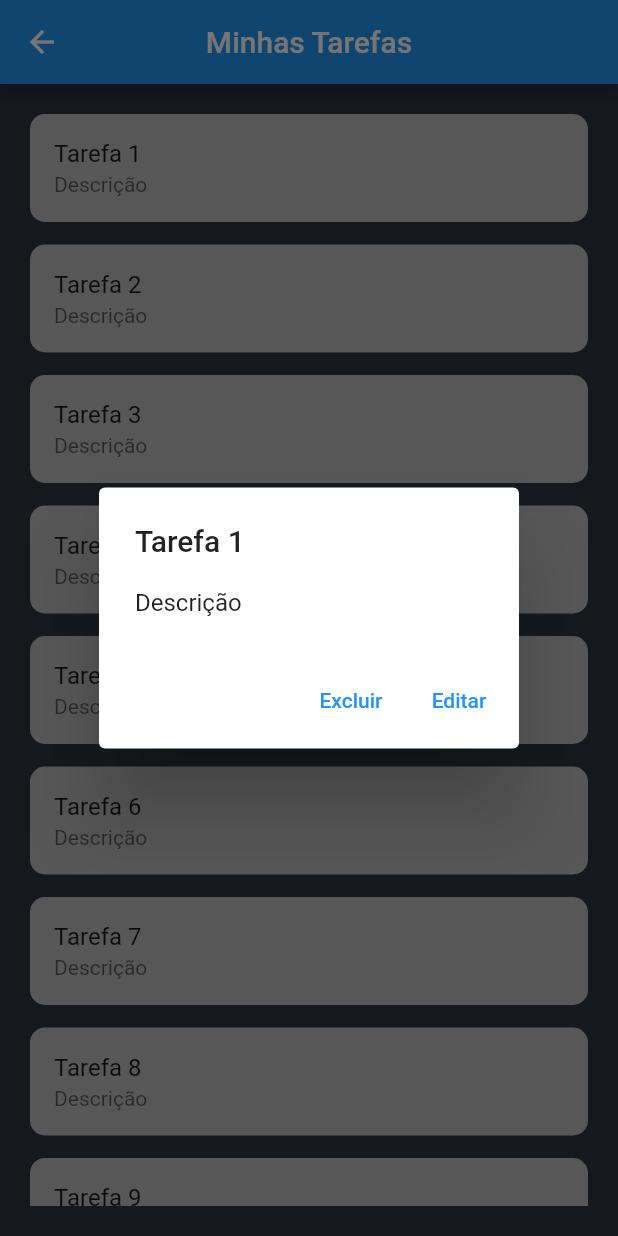
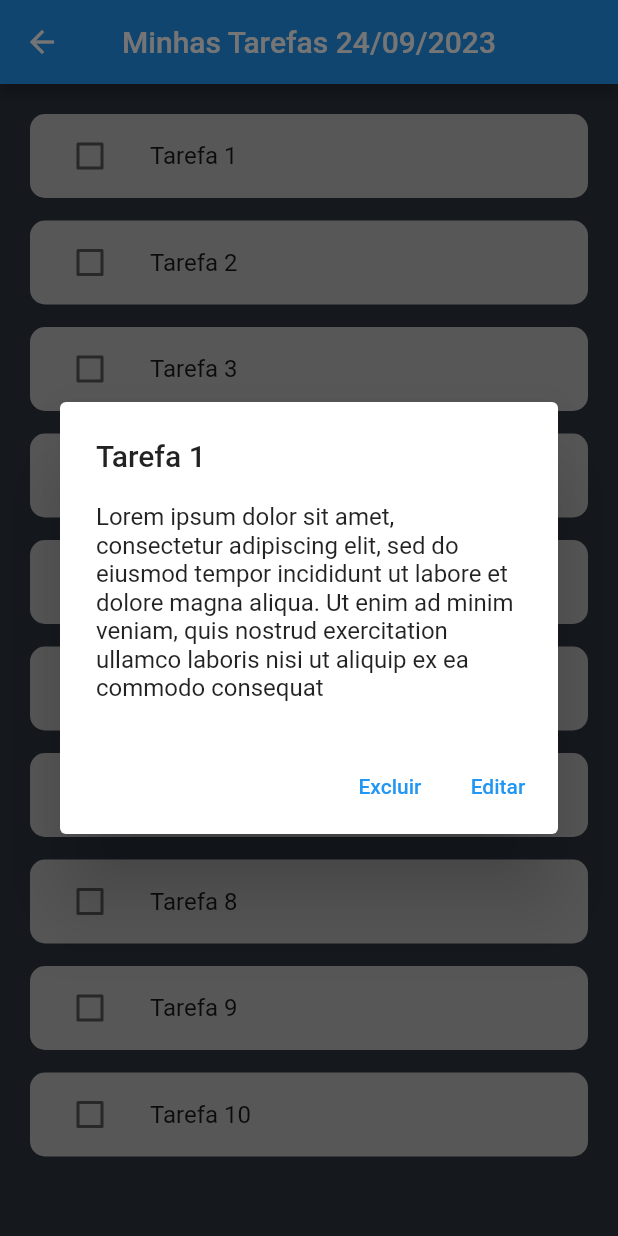
Before and after one commit to SauloMFreitas/LDDM-Projeto, a Flutter app: the Lista screen opened directly, after a tap on an icon or button, on a phone screen of 412 x 824 dp. Run offline on Flutter 3.47's test engine with Material 2 defaults, Android fonts, the phone set to English and light mode, and no system bars; our stand-ins replace percent_indicator, table_calendar.

Commit message:
Add files via upload

```diff
--- a/Myplanner/lib/Calendario.dart
+++ b/Myplanner/lib/Calendario.dart
@@ -46,8 +46,8 @@ class _CalendarioState extends State<Calendario> {
               ),
 
               weekendDecoration: BoxDecoration(
-                color: Colors.white,
-                shape: BoxShape.circle,
+                //color: Colors.white,
+                //shape: BoxShape.circle,
               ),
 
               defaultTextStyle: AppStyles.bodyTextStyle,
@@ -73,7 +73,7 @@ class _CalendarioState extends State<Calendario> {
               Navigator.push(
                 context,
                 MaterialPageRoute(
-                  builder: (context) => Lista()
+                  builder: (context) => Lista(dataSelecionada: _selectedDay)
                 ),
               );
             },
--- /dev/null
+++ b/Myplanner/lib/ClassTarefa.dart
@@ -0,0 +1,15 @@
+class Tarefa {
+  String categoria;
+  String nomeTarefa;
+  String data;
+  String notificacao;
+  String descricao;
+
+  Tarefa({
+    required this.categoria,
+    required this.nomeTarefa,
+    required this.data,
+    required this.notificacao,
+    required this.descricao,
+  });
+}
--- a/Myplanner/lib/Lista.dart
+++ b/Myplanner/lib/Lista.dart
@@ -1,46 +1,60 @@
 import 'package:flutter/material.dart';
 import 'assets/AppStyles.dart';
+import 'package:intl/intl.dart';
+import 'ClassTarefa.dart';
 
 class Lista extends StatefulWidget {
+  DateTime? dataSelecionada = DateTime.now();
+
+  Lista({this.dataSelecionada});
 
   @override
   _ListaState createState() => _ListaState();
 }
 
 class _ListaState extends State<Lista> {
-
-  List<Map<String, dynamic>> _itens = [];
+  List<Tarefa> _listaDeTarefas = [];
+  List<bool> _isCheckedList = [];
 
   void _carregarItens() {
+    if(_listaDeTarefas.length == 0) {
+    for (int i = 1; i <= 10; i++) {
+      Tarefa novaTarefa = Tarefa(
+        categoria: 'Faculdade',
+        nomeTarefa: 'Tarefa $i',
+        data: DateTime.now().toString(),
+        notificacao: 'Não receber',
+        descricao: 'Lorem ipsum dolor sit amet, consectetur adipiscing elit, sed do eiusmod tempor incididunt ut labore et dolore magna aliqua. Ut enim ad minim veniam, quis nostrud exercitation ullamco laboris nisi ut aliquip ex ea commodo consequat',
+      );
 
-    if(_itens.length == 0) {
-      for (int i = 1; i <= 10; i++) {
-        Map<String, dynamic> item = Map();
-        item["titulo"] = "Tarefa ${i}";
-        item["descricao"] = "Descrição";
-        _itens.add(item);
-      }
+      _listaDeTarefas.add(novaTarefa);
+      _isCheckedList.add(false);
+    }
     }
   }
 
   void _excluirItem(int indice) {
-    print('Item excluído = ' + _itens[indice]["titulo"]);
+    print('Item excluído = ' + _listaDeTarefas[indice].nomeTarefa);
     setState(() {
-      _itens.removeAt(indice);
+      _listaDeTarefas.removeAt(indice);
+      _isCheckedList.removeAt(indice);
     });
   }
 
   Widget build(BuildContext context) {
     _carregarItens();
+
+    String _data = DateFormat('dd/MM/yyyy').format(widget.dataSelecionada ?? DateTime.now());
+
     return Scaffold(
       appBar: AppBar(
-        title: Text('Minhas Tarefas'),
+        title: Text('Minhas Tarefas ${_data.toString()}'),
         centerTitle: true,
       ),
       body: Container(
         padding: const EdgeInsets.all(20),
         child: ListView.builder(
-          itemCount: _itens.length,
+          itemCount: _listaDeTarefas.length,
           itemBuilder: (context, indice) {
             return Column(
               children: <Widget>[
@@ -55,13 +69,21 @@ class _ListaState extends State<Lista> {
                       borderRadius: BorderRadius.circular(10.0),
                     ),
                     child: ListTile(
+                      leading: Checkbox(
+                        value: _isCheckedList[indice],
+                        onChanged: (value) {
+                          setState(() {
+                            _isCheckedList[indice] = value!;
+                          });
+                        },
+                      ),
                       onTap: () {
                         showDialog(
                           context: context,
                           builder: (context) {
                             return AlertDialog(
-                              title: Text(_itens[indice]["titulo"]),
-                              content: Text(_itens[indice]["descricao"]),
+                              title: Text(_listaDeTarefas[indice].nomeTarefa),
+                              content: Text(_listaDeTarefas[indice].descricao),
                               actions: <Widget>[
                                 TextButton(
                                   onPressed: () {
@@ -72,7 +94,7 @@ class _ListaState extends State<Lista> {
                                 ),
                                 TextButton(
                                   onPressed: () {
-                                    print("Alterar " + _itens[indice]["titulo"] + " selecionado");
+                                    print("Alterar " + _listaDeTarefas[indice].nomeTarefa + " selecionado");
                                     Navigator.pop(context);
                                   },
                                   child: Text("Editar"),
@@ -85,8 +107,7 @@ class _ListaState extends State<Lista> {
                       onLongPress: () {
                         print("Clique com onLongPress ${indice}");
                       },
-                      title: Text(_itens[indice]["titulo"]),
-                      subtitle: Text(_itens[indice]["descricao"]),
+                      title: Text(_listaDeTarefas[indice].nomeTarefa),
                     ),
                   ),
                 ),
@@ -98,10 +119,4 @@ class _ListaState extends State<Lista> {
       ),
     );
   }
-
-
 }
-
-/**
-
- */
--- a/Myplanner/lib/main.dart
+++ b/Myplanner/lib/main.dart
@@ -31,7 +31,7 @@ class Inicio extends StatefulWidget {
 }
 
 class _InicioState extends State<Inicio> {
-  int _indiceAtual = 1;
+  int _indiceAtual = 0;
   final List<Widget> _telas = [
     Calendario(),
     Lista(),
```
